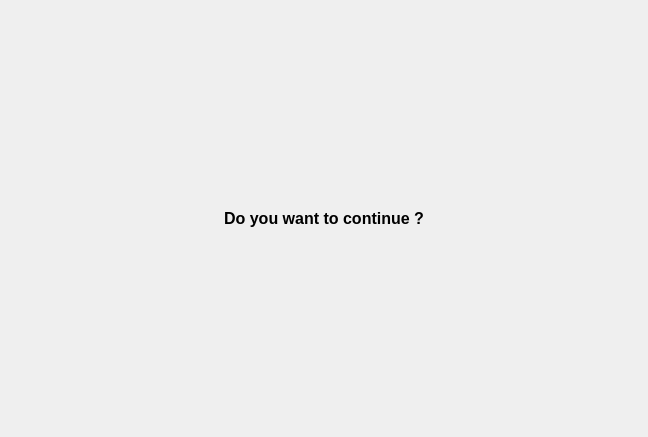
The window that playground/gokmen/um/ui/ui_screen_4.ui (pars-linux/uludag) describes before a commit, drawn with Qt 5.
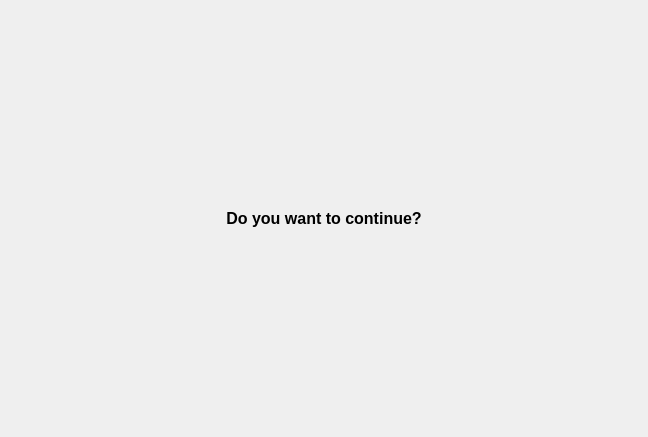
The same window after the commit.

```diff
--- a/playground/gokmen/um/ui/ui_screen_4.ui
+++ b/playground/gokmen/um/ui/ui_screen_4.ui
@@ -24,7 +24,7 @@
       </font>
      </property>
      <property name="text">
-      <string>Do you want to continue ?</string>
+      <string>Do you want to continue?</string>
      </property>
      <property name="alignment">
       <set>Qt::AlignCenter</set>
```
